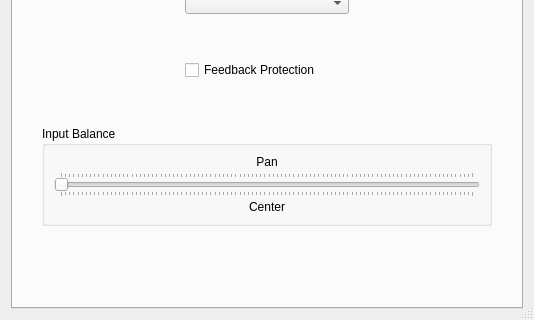
Above: src/clientsettingsdlgbase.ui from jamonyapp/jamony-jamsoul before the change; both pictures show x 0 to 534 and y 271 to 591 of the 534 by 591 pixel window. Below: the same form after it.
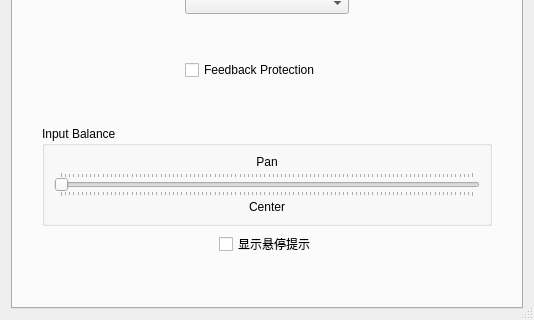
That is the form after the change. The open tabs and pages were chosen to show the change. Icons and pictures are not drawn. Custom widgets are drawn as their Qt base class.

```diff
--- a/src/clientsettingsdlgbase.ui
+++ b/src/clientsettingsdlgbase.ui
@@ -1321,6 +1321,52 @@
          </item>
         </layout>
        </item>
+       <item>
+        <layout class="QHBoxLayout" name="horizontalLayout_ShowToolTip">
+         <item>
+          <spacer name="horizontalSpacer_ShowToolTip_L">
+           <property name="orientation">
+            <enum>Qt::Horizontal</enum>
+           </property>
+           <property name="sizeType">
+            <enum>QSizePolicy::Expanding</enum>
+           </property>
+           <property name="sizeHint" stdset="0">
+            <size>
+             <width>20</width>
+             <height>20</height>
+            </size>
+           </property>
+          </spacer>
+         </item>
+         <item>
+          <widget class="QCheckBox" name="chbShowToolTip">
+           <property name="text">
+            <string>显示悬停提示</string>
+           </property>
+           <property name="toolTip">
+            <string>关闭后，鼠标悬停不再弹出说明提示</string>
+           </property>
+          </widget>
+         </item>
+         <item>
+          <spacer name="horizontalSpacer_ShowToolTip_R">
+           <property name="orientation">
+            <enum>Qt::Horizontal</enum>
+           </property>
+           <property name="sizeType">
+            <enum>QSizePolicy::Expanding</enum>
+           </property>
+           <property name="sizeHint" stdset="0">
+            <size>
+             <width>20</width>
+             <height>20</height>
+            </size>
+           </property>
+          </spacer>
+         </item>
+        </layout>
+       </item>
        <item>
         <spacer name="verticalSpacer">
          <property name="orientation">
```
